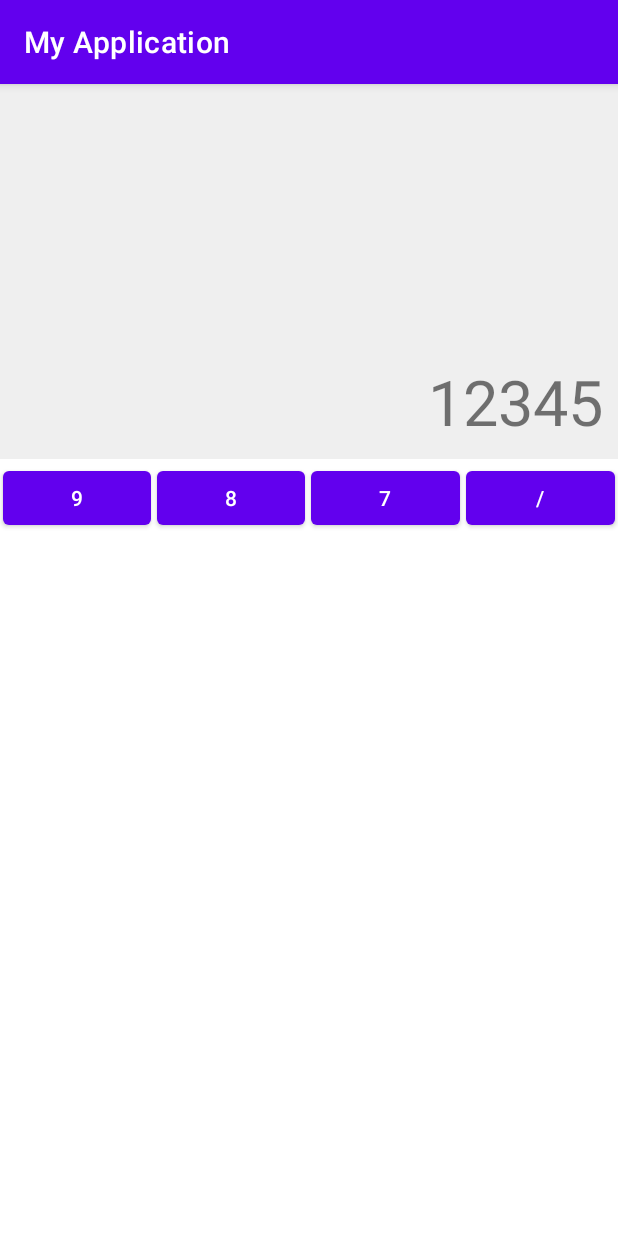
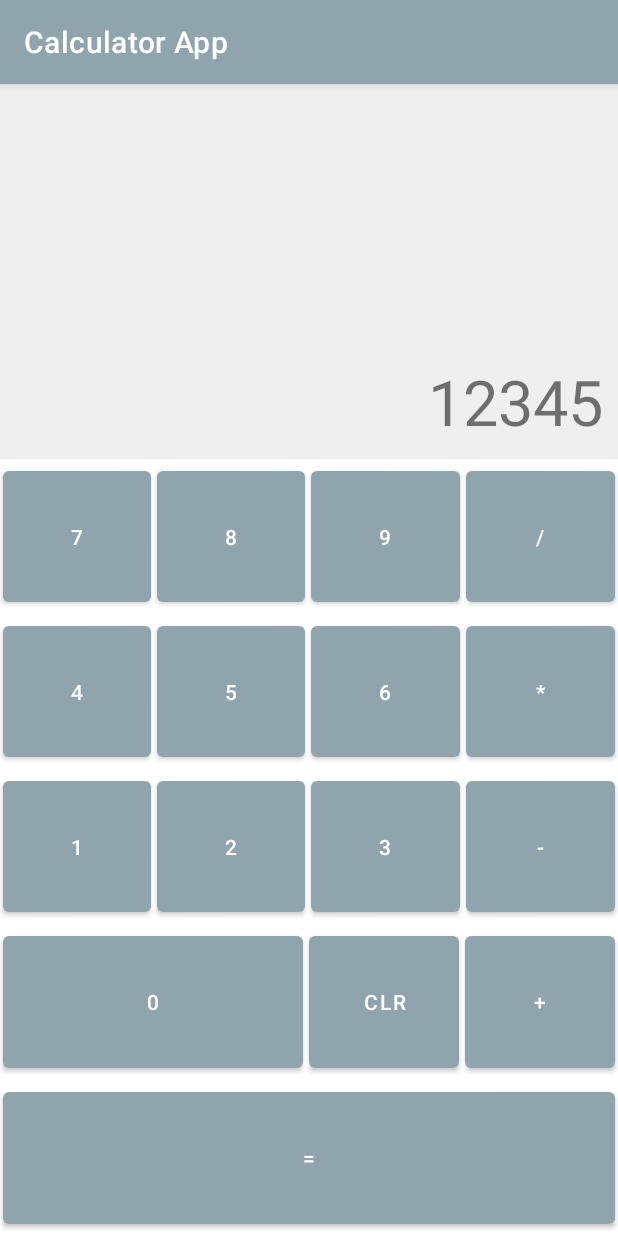
Before and after one commit to Yussefoh/CalculatorApp, an Android app: the screen it shows after launch (MainActivity), on a phone screen of 412 x 824 dp. Run offline under Robolectric (Android 15) with nearby library versions, the phone set to English and light mode, and no system bars.

Commit message:
CalculatorApp[Feature]: Added all of calculator buttons as well as styling and changing the color of the UI/buttons

```diff
--- a/app/src/main/res/layout/activity_main.xml
+++ b/app/src/main/res/layout/activity_main.xml
@@ -19,16 +19,18 @@
     <LinearLayout
         android:layout_width="match_parent"
         android:orientation="horizontal"
-        android:layout_height="wrap_content">
+        android:layout_height="wrap_content"
+        android:layout_weight="1"
+        >
 
         <Button
             android:layout_margin="2dp"
-            android:id="@+id/btn9"
+            android:id="@+id/btn7"
             android:layout_width="0dp"
             android:layout_height="match_parent"
             android:layout_weight="1"
             android:onClick="onDigit"
-            android:text="9"
+            android:text="@string/_7"
             />
         <Button
             android:layout_margin="2dp"
@@ -37,16 +39,16 @@
             android:layout_height="match_parent"
             android:layout_weight="1"
             android:onClick="onDigit"
-            android:text="8"
+            android:text="@string/_8"
             />
         <Button
             android:layout_margin="2dp"
-            android:id="@+id/btn7"
+            android:id="@+id/btn9"
             android:layout_width="0dp"
             android:layout_height="match_parent"
             android:layout_weight="1"
             android:onClick="onDigit"
-            android:text="7"
+            android:text="@string/_9"
             />
 
         <Button
@@ -56,10 +58,167 @@
             android:layout_height="match_parent"
             android:layout_weight="1"
             android:onClick="onDigit"
-            android:text="/"
+            android:text="@string/Divide"
             />
 
 
 
         </LinearLayout>
+    <LinearLayout
+        android:layout_width="match_parent"
+        android:orientation="horizontal"
+        android:layout_height="wrap_content"
+        android:layout_weight="1"
+        >
+
+        <Button
+            android:layout_margin="2dp"
+            android:id="@+id/btn4"
+            android:layout_width="0dp"
+            android:layout_height="match_parent"
+            android:layout_weight="1"
+            android:onClick="onDigit"
+            android:text="@string/_4"
+            />
+        <Button
+            android:layout_margin="2dp"
+            android:id="@+id/btn5"
+            android:layout_width="0dp"
+            android:layout_height="match_parent"
+            android:layout_weight="1"
+            android:onClick="onDigit"
+            android:text="@string/_5"
+            />
+        <Button
+            android:layout_margin="2dp"
+            android:id="@+id/btn6"
+            android:layout_width="0dp"
+            android:layout_height="match_parent"
+            android:layout_weight="1"
+            android:onClick="onDigit"
+            android:text="6"
+            />
+
+        <Button
+            android:layout_margin="2dp"
+            android:id="@+id/btn_multiply"
+            android:layout_width="0dp"
+            android:layout_height="match_parent"
+            android:layout_weight="1"
+            android:onClick="onDigit"
+            android:text="@string/multiply"
+            />
+
+
+
+    </LinearLayout>
+    <LinearLayout
+        android:layout_width="match_parent"
+        android:orientation="horizontal"
+        android:layout_height="wrap_content"
+        android:layout_weight="1"
+        >
+
+        <Button
+            android:layout_margin="2dp"
+            android:id="@+id/btn1"
+            android:layout_width="0dp"
+            android:layout_height="match_parent"
+            android:layout_weight="1"
+            android:onClick="onDigit"
+            android:text="@string/_1"
+            />
+        <Button
+            android:layout_margin="2dp"
+            android:id="@+id/btn2"
+            android:layout_width="0dp"
+            android:layout_height="match_parent"
+            android:layout_weight="1"
+            android:onClick="onDigit"
+            android:text="@string/_2"
+            />
+        <Button
+            android:layout_margin="2dp"
+            android:id="@+id/btn3"
+            android:layout_width="0dp"
+            android:layout_height="match_parent"
+            android:layout_weight="1"
+            android:onClick="onDigit"
+            android:text="@string/_3"
+            />
+
+        <Button
+            android:layout_margin="2dp"
+            android:id="@+id/btn_subtract"
+            android:layout_width="0dp"
+            android:layout_height="match_parent"
+            android:layout_weight="1"
+            android:onClick="onDigit"
+            android:text="@string/minus"
+            />
+
+
+
+
+    </LinearLayout>
+    <LinearLayout
+        android:layout_width="match_parent"
+        android:orientation="horizontal"
+        android:layout_height="wrap_content"
+        android:layout_weight="1"
+        >
+
+        <Button
+            android:layout_margin="2dp"
+            android:id="@+id/btn0"
+            android:layout_width="0dp"
+            android:layout_height="match_parent"
+            android:layout_weight="2"
+            android:onClick="onDigit"
+            android:text="@string/_0"
+            />
+        <Button
+            android:layout_margin="2dp"
+            android:id="@+id/btn_CLR"
+            android:layout_width="0dp"
+            android:layout_height="match_parent"
+            android:layout_weight="1"
+            android:onClick="onDigit"
+            android:text="CLR"
+            />
+        <Button
+            android:layout_margin="2dp"
+            android:id="@+id/btn_plus"
+            android:layout_width="0dp"
+            android:layout_height="match_parent"
+            android:layout_weight="1"
+            android:onClick="onDigit"
+            android:text="@string/plus"
+            />
+
+
+
+
+    </LinearLayout>
+    <LinearLayout
+        android:layout_width="match_parent"
+        android:orientation="horizontal"
+        android:layout_height="wrap_content"
+        android:layout_weight="1"
+        >
+
+        <Button
+            android:layout_margin="2dp"
+            android:id="@+id/btn_equals"
+            android:layout_width="0dp"
+            android:layout_height="match_parent"
+            android:layout_weight="1"
+            android:onClick="onDigit"
+            android:text="@string/equals"
+            />
+
+
+
+
+    </LinearLayout>
 </LinearLayout>
--- a/app/src/main/res/values/colors.xml
+++ b/app/src/main/res/values/colors.xml
@@ -8,4 +8,6 @@
     <color name="black">#FF000000</color>
     <color name="white">#FFFFFFFF</color>
     <color name="light_grey">#EFEFEF</color>
+    <color name="grey">#90a4ae</color>
+
 </resources>
--- a/app/src/main/res/values/strings.xml
+++ b/app/src/main/res/values/strings.xml
@@ -1,5 +1,19 @@
 <resources>
-    <string name="app_name">My Application</string>
+    <string name="app_name">Calculator App</string>
     <string name="calc_placeholder_text">12345</string>
+    <string name="Divide">/</string>
+    <string name="_7">7</string>
+    <string name="_8">8</string>
+    <string name="_9">9</string>
+    <string name="_4">4</string>
+    <string name="_5">5</string>
+    <string name="multiply">*</string>
+    <string name="_1">1</string>
+    <string name="_2">2</string>
+    <string name="_3">3</string>
+    <string name="minus">-</string>
+    <string name="_0">0</string>
+    <string name="plus">+</string>
+    <string name="equals">=</string>
 
 </resources>
--- a/app/src/main/res/values/themes.xml
+++ b/app/src/main/res/values/themes.xml
@@ -2,8 +2,8 @@
     <!-- Base application theme. -->
     <style name="Theme.MyApplication" parent="Theme.MaterialComponents.DayNight.DarkActionBar">
         <!-- Primary brand color. -->
-        <item name="colorPrimary">@color/purple_500</item>
-        <item name="colorPrimaryVariant">@color/purple_700</item>
+        <item name="colorPrimary">@color/grey</item>
+        <item name="colorPrimaryVariant">@color/grey</item>
         <item name="colorOnPrimary">@color/white</item>
         <!-- Secondary brand color. -->
         <item name="colorSecondary">@color/teal_200</item>
```
